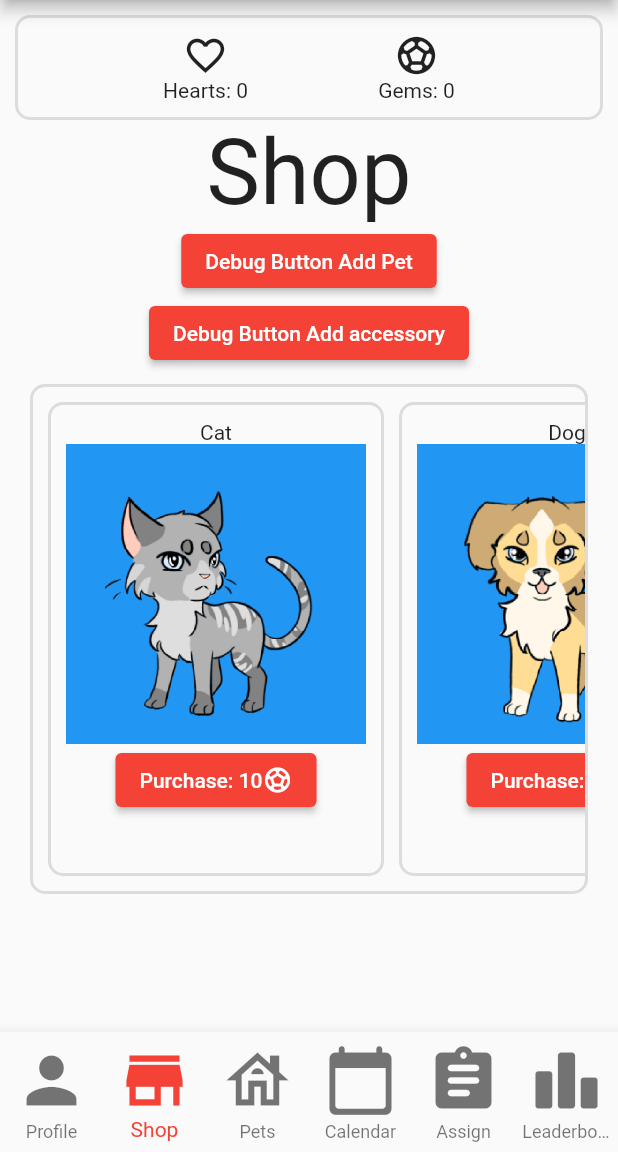
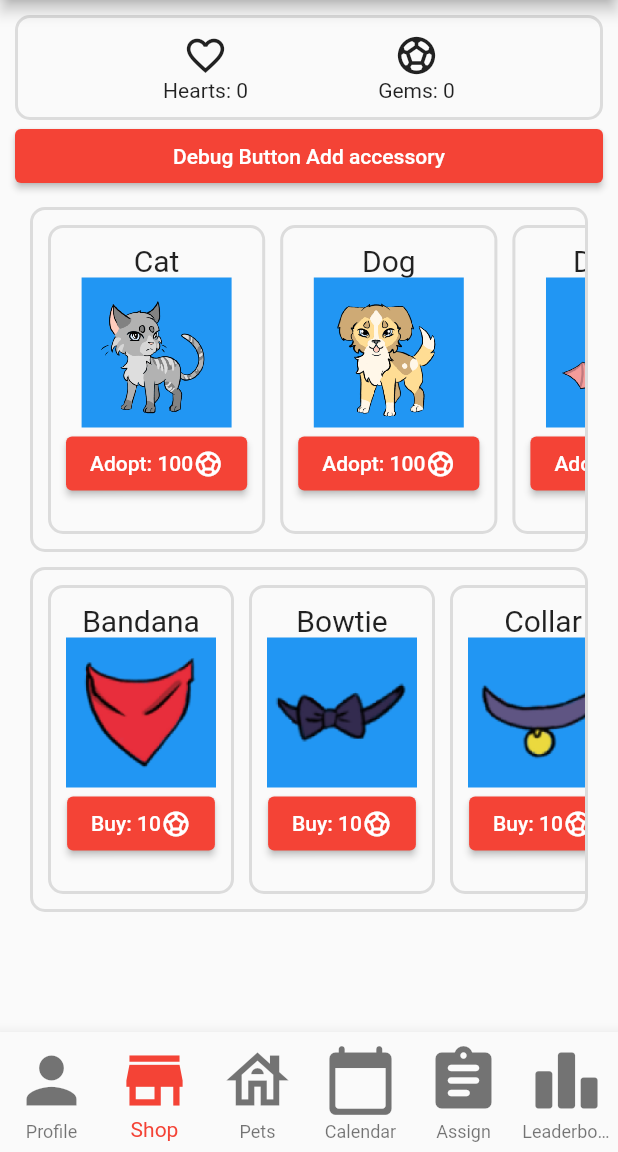
Before and after one commit to Wingo206/RU_On_Time, a Flutter app: the MyHomePage screen opened directly, item 2 of the bottom bar chosen, on a phone screen of 412 x 824 dp, the part 84-1236 px from its top. Run offline on Flutter 3.47's test engine with Material 2 defaults, Android fonts, the phone set to English and light mode, and no system bars; our stand-ins replace cloud_firestore, firebase_auth, firebase_core, table_calendar; missing offline and left inert: cloud_firestore_web, firebase_auth_web, firebase_core_web; accounts and stored records are empty; network calls fail.

Commit message:
pet and accessory shop working

```diff
--- a/lib/page/pets.dart
+++ b/lib/page/pets.dart
@@ -174,11 +174,11 @@ class _PetWidgetState extends State<PetWidget> {
           children: [
             ElevatedButton(
               onPressed: () {
-                if (widget.pet.love < 100.0) {
+                if (widget.pet.love.round() < 100.0) {
                   widget.pet.love += pettingAmount;
                   widget.pet.love = min(widget.pet.love, 100.0);
                   context.read<DataManager>().getUserData().then((UserData userData) {
-                    if (userData.hearts > pettingCost) {
+                    if (userData.hearts >= pettingCost) {
                       userData.hearts -= pettingCost;
                       widget.pet.updateDocument(context);
                       userData.updateDocument(context);
@@ -198,11 +198,11 @@ class _PetWidgetState extends State<PetWidget> {
             SizedBox(width: 5.0),
             ElevatedButton(
               onPressed: () {
-                if (widget.pet.food < 100.0) {
+                if (widget.pet.food.round() < 100.0) {
                   widget.pet.food += feedingAmount;
                   widget.pet.food = min(widget.pet.food, 100.0);
                   context.read<DataManager>().getUserData().then((UserData userData) {
-                    if (userData.hearts > feedingCost) {
+                    if (userData.hearts >= feedingCost) {
                       userData.hearts -= feedingCost;
                       widget.pet.updateDocument(context);
                       userData.updateDocument(context);
@@ -222,11 +222,11 @@ class _PetWidgetState extends State<PetWidget> {
             SizedBox(width: 5.0),
             ElevatedButton(
               onPressed: () {
-                if (widget.pet.cleanliness < 100.0) {
+                if (widget.pet.cleanliness.round() < 100.0) {
                   widget.pet.cleanliness += cleaningAmount;
                   widget.pet.cleanliness = min(widget.pet.cleanliness, 100.0);
                   context.read<DataManager>().getUserData().then((UserData userData) {
-                    if (userData.hearts > cleaningCost) {
+                    if (userData.hearts >= cleaningCost) {
                       userData.hearts -= cleaningCost;
                       widget.pet.updateDocument(context);
                       userData.updateDocument(context);
@@ -378,7 +378,7 @@ class _PetWidgetState extends State<PetWidget> {
             mainAxisAlignment: MainAxisAlignment.spaceBetween,
             children: [
               Text(name),
-              Text(value.toStringAsFixed(2) + " / " + maxValue.toStringAsFixed(0)),
+              Text(value.toStringAsFixed(0) + " / " + maxValue.toStringAsFixed(0)),
             ],
           ),
           SizedBox(height: 5.0),
--- a/lib/page/shop.dart
+++ b/lib/page/shop.dart
@@ -11,18 +11,9 @@ class ShopPage extends StatelessWidget {
     return Center(
       child: Padding(
         padding: EdgeInsets.all(10.0),
-        child: Column(
+        child: ListView(
           children: [
             CurrencyDisplay(),
-            Text('Shop', style: TextStyle(fontSize: 60)),
-            ElevatedButton(
-              onPressed: () {
-                context.read<DataManager>().petsCollection.add(
-                      Pet(type: "cat", name: "Binky", love: 30, food: 20, cleanliness: 60, startDate: DateTime.now(), lastUpdate: DateTime.now(), accessories: <Accessory>[]).toJson(),
-                    );
-              },
-              child: Text("Debug Button Add Pet"),
-            ),
             ElevatedButton(
               onPressed: () {
                 context.read<DataManager>().accessoriesCollection.add(Accessory(
@@ -38,7 +29,7 @@ class ShopPage extends StatelessWidget {
               child: Text("Debug Button Add accessory"),
             ),
             SizedBox(
-              height: 350,
+              height: 240,
               child: Padding(
                 padding: EdgeInsets.only(top: 10.0, left: 10.0, right: 10.0),
                 child: Container(
@@ -50,10 +41,34 @@ class ShopPage extends StatelessWidget {
                     scrollDirection: Axis.horizontal,
                     children: [
                       SizedBox(width: 10.0),
-                      PetShopWidget('cat', 10),
-                      PetShopWidget('dog', 10),
-                      PetShopWidget('dragon', 20),
-                      PetShopWidget('penguin', 20),
+                      PetShopWidget('cat', 100),
+                      PetShopWidget('dog', 100),
+                      PetShopWidget('dragon', 200),
+                      PetShopWidget('penguin', 200),
+                    ],
+                  ),
+                ),
+              ),
+            ),
+            SizedBox(
+              height: 240,
+              child: Padding(
+                padding: EdgeInsets.only(top: 10.0, left: 10.0, right: 10.0),
+                child: Container(
+                  decoration: BoxDecoration(
+                    border: Border.all(width: 2.0, color: Theme.of(context).dividerColor),
+                    borderRadius: BorderRadius.all(Radius.circular(10)),
+                  ),
+                  child: ListView(
+                    scrollDirection: Axis.horizontal,
+                    children: [
+                      SizedBox(width: 10.0),
+                      AccessoryShopWidget("bandana", 10),
+                      AccessoryShopWidget("bowtie", 10),
+                      AccessoryShopWidget("collar", 10),
+                      AccessoryShopWidget("flower_crown", 10),
+                      AccessoryShopWidget("santa_hat", 10),
+                      AccessoryShopWidget("top_hat", 10),
                     ],
                   ),
                 ),
@@ -67,13 +82,14 @@ class ShopPage extends StatelessWidget {
 }
 
 class PetShopWidget extends StatelessWidget {
-  String _type;
-  int _cost;
+  final String _type;
+  final int _cost;
 
   PetShopWidget(this._type, this._cost);
 
   @override
   Widget build(BuildContext context) {
+    Pet pet = Pet(type: _type, name: ImageData.displayNameMap[_type]!, love: 50, food: 50, cleanliness: 50, startDate: DateTime.now(), lastUpdate: DateTime.now(), accessories: []);
     return Padding(
       padding: EdgeInsets.only(top: 10.0, bottom: 10.0, right: 10.0),
       child: Container(
@@ -85,19 +101,32 @@ class PetShopWidget extends StatelessWidget {
           padding: EdgeInsets.all(10.0),
           child: Column(
             children: [
-              Text(ImageData.displayNameMap[_type]!),
+              Text(
+                ImageData.displayNameMap[_type]!,
+                style: TextStyle(fontSize: 20),
+              ),
               PetDisplay(
-                size: Size(200, 200),
-                pet: Pet(type: _type, name: ImageData.displayNameMap[_type]!, love: 30, food: 20, cleanliness: 60, startDate: DateTime.now(), lastUpdate: DateTime.now(), accessories: []),
+                size: Size(100, 100),
+                pet: pet,
               ),
               ElevatedButton(
                 child: Row(
                   children: [
-                    Text("Purchase: " + _cost.toString()),
+                    Text("Adopt: " + _cost.toString()),
                     Icon(gemsIcon, size: 20.0),
                   ],
                 ),
-                onPressed: () {},
+                onPressed: () {
+                  context.read<DataManager>().getUserData().then((UserData userData) {
+                    if (userData.gems >= _cost) {
+                      userData.gems -= _cost;
+                      context.read<DataManager>().petsCollection.add(pet.toJson());
+                      userData.updateDocument(context);
+                    } else {
+                      print("not enough coins");
+                    }
+                  });
+                },
               ),
             ],
           ),
@@ -106,3 +135,67 @@ class PetShopWidget extends StatelessWidget {
     );
   }
 }
+
+class AccessoryShopWidget extends StatelessWidget {
+  final String _type;
+  final int _cost;
+
+  AccessoryShopWidget(this._type, this._cost);
+
+  @override
+  Widget build(BuildContext context) {
+    Accessory accessory = Accessory(type: _type, date: DateTime.now(), inUse: false, xPos: 0, yPos: 0, angle: 0, size: 0.5);
+    return Padding(
+      padding: EdgeInsets.only(top: 10.0, bottom: 10.0, right: 10.0),
+      child: Container(
+        decoration: BoxDecoration(
+          border: Border.all(width: 2.0, color: Theme.of(context).dividerColor),
+          borderRadius: BorderRadius.all(Radius.circular(10)),
+        ),
+        child: Padding(
+          padding: EdgeInsets.all(10.0),
+          child: Column(
+            children: [
+              Text(
+                ImageData.displayNameMap[_type]!,
+                style: TextStyle(fontSize: 20),
+              ),
+              AccessoryDisplay(
+                size: Size(100, 100),
+                accessory: accessory,
+              ),
+              ElevatedButton(
+                child: Row(
+                  children: [
+                    Text("Buy: " + _cost.toString()),
+                    Icon(gemsIcon, size: 20.0),
+                  ],
+                ),
+                onPressed: () {
+                  context.read<DataManager>().getUserData().then((UserData userData) {
+                    if (userData.gems >= _cost) {
+                      userData.gems -= _cost;
+                      context.read<DataManager>().accessoriesCollection.add(accessory.toJson());
+                      userData.updateDocument(context);
+                    } else {
+                      print("not enough coins");
+                    }
+                  });
+                },
+              ),
+            ],
+          ),
+        ),
+      ),
+    );
+  }
+}
+
+class AccessoryMenu extends StatefulWidget {
+  @override
+  _AccessoryMenuState createState() => _AccessoryMenuState();
+}
+
+class _AccessoryMenuState extends State<AccessoryMenu> {
+
+}
```
Also changed, not shown: lib/UtilWidgets.dart (added).
